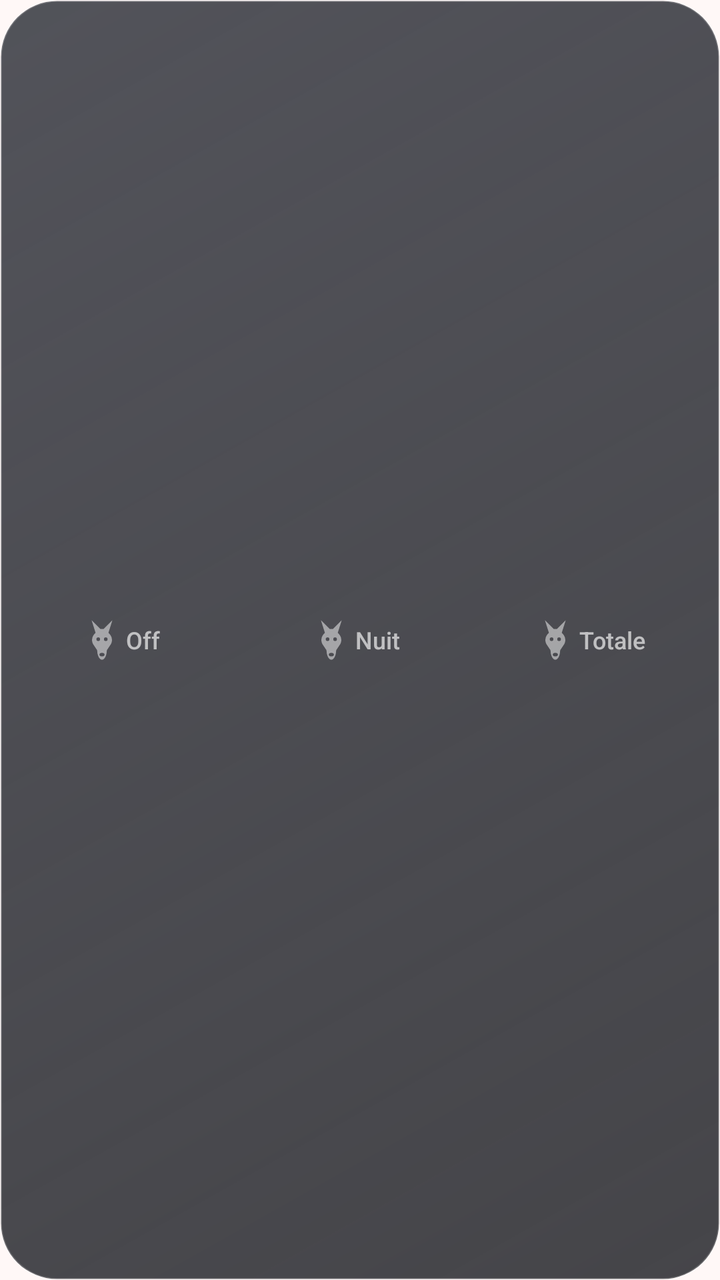
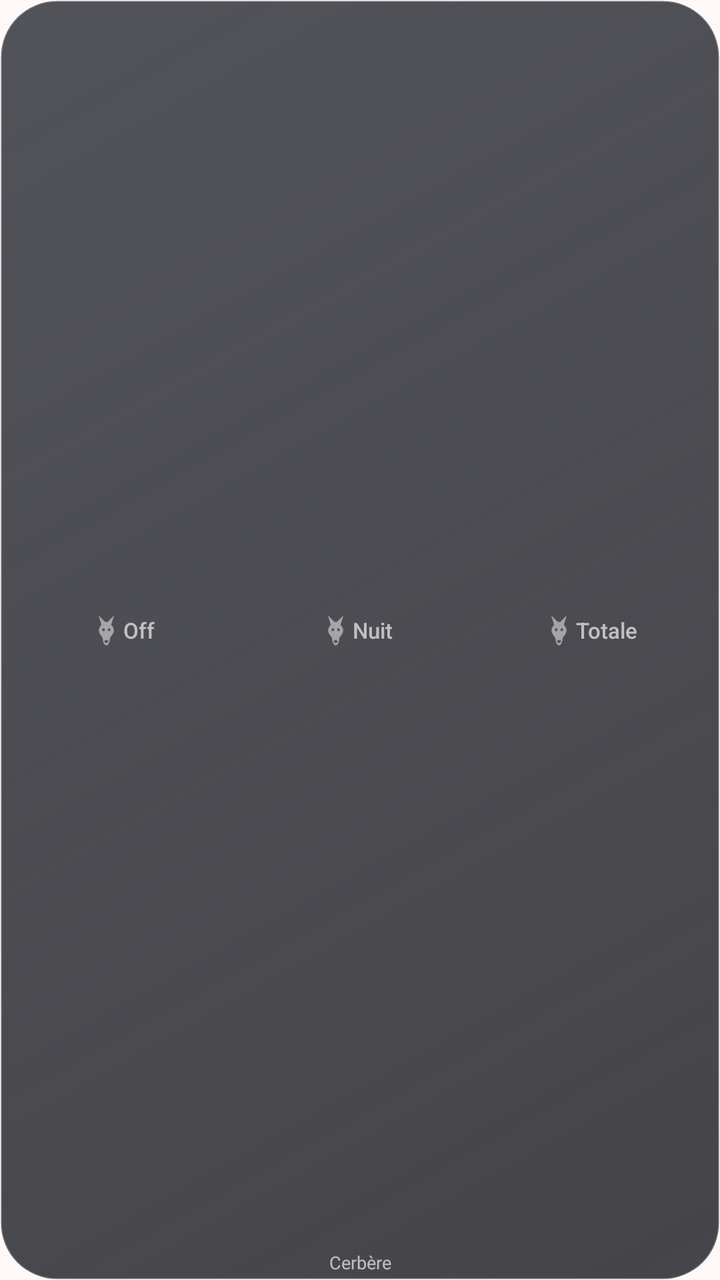

The first picture is an Android layout as it rendered before a commit; the second is the same layout after the commit. The layout source and the unified diff follow.
<!-- AndroidManifest.xml: application theme Theme.Cerbere -->
<!-- res/layout/widget_alarm_compact.xml -->
<?xml version="1.0" encoding="utf-8"?>
<LinearLayout xmlns:android="http://schemas.android.com/apk/res/android"
    android:id="@+id/root"
    android:layout_width="match_parent"
    android:layout_height="match_parent"
    android:background="@drawable/widget_bg_unknown"
    android:gravity="center_vertical"
    android:orientation="horizontal"
    android:padding="6dp">

    <FrameLayout
        android:id="@+id/col_off"
        android:layout_width="0dp"
        android:layout_height="match_parent"
        android:layout_weight="1">

        <ImageView
            android:id="@+id/glow_off"
            android:layout_width="match_parent"
            android:layout_height="match_parent"
            android:contentDescription="@null"
            android:src="@drawable/widget_pill_lit"
            android:visibility="gone" />

        <LinearLayout
            android:layout_width="wrap_content"
            android:layout_height="wrap_content"
            android:layout_gravity="center"
            android:gravity="center_vertical"
            android:orientation="horizontal">

            <ImageView
                android:id="@+id/head_on_off"
                android:layout_width="16dp"
                android:layout_height="29dp"
                android:contentDescription="Off"
                android:src="@drawable/ic_dog_head"
                android:visibility="gone" />

            <ImageView
                android:id="@+id/head_off_off"
                android:layout_width="12dp"
                android:layout_height="22dp"
                android:alpha="0.5"
                android:contentDescription="Off"
                android:src="@drawable/ic_dog_head" />

            <TextView
                android:id="@+id/label_off"
                android:layout_width="wrap_content"
                android:layout_height="wrap_content"
                android:layout_marginStart="6dp"
                android:fontFamily="sans-serif-medium"
                android:text="Off"
                android:textColor="@color/widget_dim"
                android:textSize="12sp" />
        </LinearLayout>
    </FrameLayout>

    <FrameLayout
        android:id="@+id/col_night"
        android:layout_width="0dp"
        android:layout_height="match_parent"
        android:layout_weight="1"
        android:layout_marginStart="4dp">

        <ImageView
            android:id="@+id/glow_night"
            android:layout_width="match_parent"
            android:layout_height="match_parent"
            android:contentDescription="@null"
            android:src="@drawable/widget_pill_lit"
            android:visibility="gone" />

        <LinearLayout
            android:layout_width="wrap_content"
            android:layout_height="wrap_content"
            android:layout_gravity="center"
            android:gravity="center_vertical"
            android:orientation="horizontal">

            <ImageView
                android:id="@+id/head_on_night"
                android:layout_width="16dp"
                android:layout_height="29dp"
                android:contentDescription="Nuit"
                android:src="@drawable/ic_dog_head"
                android:visibility="gone" />

            <ImageView
                android:id="@+id/head_off_night"
                android:layout_width="12dp"
                android:layout_height="22dp"
                android:alpha="0.5"
                android:contentDescription="Nuit"
                android:src="@drawable/ic_dog_head" />

            <TextView
                android:id="@+id/label_night"
                android:layout_width="wrap_content"
                android:layout_height="wrap_content"
                android:layout_marginStart="6dp"
                android:fontFamily="sans-serif-medium"
                android:text="Nuit"
                android:textColor="@color/widget_dim"
                android:textSize="12sp" />
        </LinearLayout>
    </FrameLayout>

    <FrameLayout
        android:id="@+id/col_on"
        android:layout_width="0dp"
        android:layout_height="match_parent"
        android:layout_weight="1"
        android:layout_marginStart="4dp">

        <ImageView
            android:id="@+id/glow_on"
            android:layout_width="match_parent"
            android:layout_height="match_parent"
            android:contentDescription="@null"
            android:src="@drawable/widget_pill_lit"
            android:visibility="gone" />

        <LinearLayout
            android:layout_width="wrap_content"
            android:layout_height="wrap_content"
            android:layout_gravity="center"
            android:gravity="center_vertical"
            android:orientation="horizontal">

            <ImageView
                android:id="@+id/head_on_on"
                android:layout_width="16dp"
                android:layout_height="29dp"
                android:contentDescription="Totale"
                android:src="@drawable/ic_dog_head"
                android:visibility="gone" />

            <ImageView
                android:id="@+id/head_off_on"
                android:layout_width="12dp"
                android:layout_height="22dp"
                android:alpha="0.5"
                android:contentDescription="Totale"
                android:src="@drawable/ic_dog_head" />

            <TextView
                android:id="@+id/label_on"
                android:layout_width="wrap_content"
                android:layout_height="wrap_content"
                android:layout_marginStart="6dp"
                android:fontFamily="sans-serif-medium"
                android:text="Totale"
                android:textColor="@color/widget_dim"
                android:textSize="12sp" />
        </LinearLayout>
    </FrameLayout>

    <TextView
        android:id="@+id/subtitle"
        android:layout_width="0dp"
        android:layout_height="0dp"
        android:visibility="gone" />
</LinearLayout>
<!-- resources referenced by this layout -->
<resources>
  <color name="widget_dim">#A6FFFFFF</color>
  <!-- drawable ic_dog_head (drawable) -->
  <?xml version="1.0" encoding="utf-8"?>
  <vector xmlns:android="http://schemas.android.com/apk/res/android"
      android:width="30dp" android:height="54dp" android:viewportWidth="30" android:viewportHeight="54">
      <group android:translateX="-39" android:translateY="-23">
          <path android:fillColor="#FFFFFFFF" android:fillType="evenOdd" android:pathData="M46,41 L41,25 L52,36 L56,36 L67,25 L62,41 C67,45 68,52 64,57 L60,63 C60,70 57,75 54,75 C51,75 48,70 48,63 L44,57 C40,52 41,45 46,41 Z M47.0,49.0 a2.3,2.3 0 1,0 4.6,0 a2.3,2.3 0 1,0 -4.6,0 Z M56.4,49.0 a2.3,2.3 0 1,0 4.6,0 a2.3,2.3 0 1,0 -4.6,0 Z M50.8,68.5 a3.2,2.2 0 1,0 6.4,0 a3.2,2.2 0 1,0 -6.4,0 Z" />
      </group>
  </vector>
  <!-- drawable widget_bg_unknown (drawable) -->
  <?xml version="1.0" encoding="utf-8"?>
  <shape xmlns:android="http://schemas.android.com/apk/res/android" android:shape="rectangle">
      <gradient android:angle="315" android:startColor="#E03A3C44" android:endColor="#D01B1C21" />
      <stroke android:width="1dp" android:color="#2EFFFFFF" />
      <corners android:radius="28dp" />
  </shape>
  <!-- drawable widget_pill_lit (drawable) -->
  <?xml version="1.0" encoding="utf-8"?>
  <shape xmlns:android="http://schemas.android.com/apk/res/android" android:shape="rectangle">
      <solid android:color="#40FFFFFF" />
      <corners android:radius="22dp" />
  </shape>
  <style name="Theme.Cerbere" parent="android:Theme.Material.Light.NoActionBar">
          <item name="android:windowBackground">@color/window_bg</item>
          <item name="android:statusBarColor">@android:color/transparent</item>
          <item name="android:navigationBarColor">@android:color/transparent</item>
      </style>
  <color name="window_bg">#FFF8F7</color>
</resources>

<!-- the commit's change to res/layout/widget_alarm_compact.xml (unified diff, before → after) -->
@@ -4,162 +4,181 @@
     android:layout_width="match_parent"
     android:layout_height="match_parent"
     android:background="@drawable/widget_bg_unknown"
-    android:gravity="center_vertical"
-    android:orientation="horizontal"
-    android:padding="6dp">
+    android:orientation="vertical"
+    android:paddingStart="6dp"
+    android:paddingTop="4dp"
+    android:paddingEnd="6dp"
+    android:paddingBottom="3dp">
 
-    <FrameLayout
-        android:id="@+id/col_off"
-        android:layout_width="0dp"
-        android:layout_height="match_parent"
-        android:layout_weight="1">
+    <LinearLayout
+        android:layout_width="match_parent"
+        android:layout_height="0dp"
+        android:layout_weight="1"
+        android:orientation="horizontal">
 
-        <ImageView
-            android:id="@+id/glow_off"
-            android:layout_width="match_parent"
+        <FrameLayout
+            android:id="@+id/col_off"
+            android:layout_width="0dp"
             android:layout_height="match_parent"
-            android:contentDescription="@null"
-            android:src="@drawable/widget_pill_lit"
-            android:visibility="gone" />
-
-        <LinearLayout
-            android:layout_width="wrap_content"
-            android:layout_height="wrap_content"
-            android:layout_gravity="center"
-            android:gravity="center_vertical"
-            android:orientation="horizontal">
+            android:layout_weight="1">
 
             <ImageView
-                android:id="@+id/head_on_off"
-                android:layout_width="16dp"
-                android:layout_height="29dp"
-                android:contentDescription="Off"
-                android:src="@drawable/ic_dog_head"
+                android:id="@+id/glow_off"
+                android:layout_width="match_parent"
+                android:layout_height="match_parent"
+                android:contentDescription="@null"
+                android:src="@drawable/widget_pill_lit"
                 android:visibility="gone" />
 
-            <ImageView
-                android:id="@+id/head_off_off"
-                android:layout_width="12dp"
-                android:layout_height="22dp"
-                android:alpha="0.5"
-                android:contentDescription="Off"
-                android:src="@drawable/ic_dog_head" />
-
-            <TextView
-                android:id="@+id/label_off"
+            <LinearLayout
                 android:layout_width="wrap_content"
                 android:layout_height="wrap_content"
-                android:layout_marginStart="6dp"
-                android:fontFamily="sans-serif-medium"
-                android:text="Off"
-                android:textColor="@color/widget_dim"
-                android:textSize="12sp" />
-        </LinearLayout>
-    </FrameLayout>
+                android:layout_gravity="center"
+                android:gravity="center_vertical"
+                android:orientation="horizontal">
 
-    <FrameLayout
-        android:id="@+id/col_night"
-        android:layout_width="0dp"
-        android:layout_height="match_parent"
-        android:layout_weight="1"
-        android:layout_marginStart="4dp">
+                <ImageView
+                    android:id="@+id/head_on_off"
+                    android:layout_width="12dp"
+                    android:layout_height="22dp"
+                    android:contentDescription="Off"
+                    android:src="@drawable/ic_dog_head"
+                    android:visibility="gone" />
 
-        <ImageView
-            android:id="@+id/glow_night"
-            android:layout_width="match_parent"
+                <ImageView
+                    android:id="@+id/head_off_off"
+                    android:layout_width="9dp"
+                    android:layout_height="17dp"
+                    android:alpha="0.5"
+                    android:contentDescription="Off"
+                    android:src="@drawable/ic_dog_head" />
+
+                <TextView
+                    android:id="@+id/label_off"
+                    android:layout_width="wrap_content"
+                    android:layout_height="wrap_content"
+                    android:layout_marginStart="4dp"
+                    android:fontFamily="sans-serif-medium"
+                    android:maxLines="1"
+                    android:text="Off"
+                    android:textColor="@color/widget_dim"
+                    android:textSize="11sp" />
+            </LinearLayout>
+        </FrameLayout>
+
+        <FrameLayout
+            android:id="@+id/col_night"
+            android:layout_width="0dp"
             android:layout_height="match_parent"
-            android:contentDescription="@null"
-            android:src="@drawable/widget_pill_lit"
-            android:visibility="gone" />
-
-        <LinearLayout
-            android:layout_width="wrap_content"
-            android:layout_height="wrap_content"
-            android:layout_gravity="center"
-            android:gravity="center_vertical"
-            android:orientation="horizontal">
+            android:layout_weight="1"
+            android:layout_marginStart="3dp">
 
             <ImageView
-                android:id="@+id/head_on_night"
-                android:layout_width="16dp"
-                android:layout_height="29dp"
-                android:contentDescription="Nuit"
-                android:src="@drawable/ic_dog_head"
+                android:id="@+id/glow_night"
+                android:layout_width="match_parent"
+                android:layout_height="match_parent"
+                android:contentDescription="@null"
+                android:src="@drawable/widget_pill_lit"
                 android:visibility="gone" />
 
-            <ImageView
-                android:id="@+id/head_off_night"
-                android:layout_width="12dp"
-                android:layout_height="22dp"
-                android:alpha="0.5"
-                android:contentDescription="Nuit"
-                android:src="@drawable/ic_dog_head" />
-
-            <TextView
-                android:id="@+id/label_night"
+            <LinearLayout
                 android:layout_width="wrap_content"
                 android:layout_height="wrap_content"
-                android:layout_marginStart="6dp"
-                android:fontFamily="sans-serif-medium"
-                android:text="Nuit"
-                android:textColor="@color/widget_dim"
-                android:textSize="12sp" />
-        </LinearLayout>
-    </FrameLayout>
+                android:layout_gravity="center"
+                android:gravity="center_vertical"
+                android:orientation="horizontal">
 
-    <FrameLayout
-        android:id="@+id/col_on"
-        android:layout_width="0dp"
-        android:layout_height="match_parent"
-        android:layout_weight="1"
-        android:layout_marginStart="4dp">
+                <ImageView
+                    android:id="@+id/head_on_night"
+                    android:layout_width="12dp"
+                    android:layout_height="22dp"
+                    android:contentDescription="Nuit"
+                    android:src="@drawable/ic_dog_head"
+                    android:visibility="gone" />
 
-        <ImageView
-            android:id="@+id/glow_on"
-            android:layout_width="match_parent"
+                <ImageView
+                    android:id="@+id/head_off_night"
+                    android:layout_width="9dp"
+                    android:layout_height="17dp"
+                    android:alpha="0.5"
+                    android:contentDescription="Nuit"
+                    android:src="@drawable/ic_dog_head" />
+
+                <TextView
+                    android:id="@+id/label_night"
+                    android:layout_width="wrap_content"
+                    android:layout_height="wrap_content"
+                    android:layout_marginStart="4dp"
+                    android:fontFamily="sans-serif-medium"
+                    android:maxLines="1"
+                    android:text="Nuit"
+                    android:textColor="@color/widget_dim"
+                    android:textSize="11sp" />
+            </LinearLayout>
+        </FrameLayout>
+
+        <FrameLayout
+            android:id="@+id/col_on"
+            android:layout_width="0dp"
             android:layout_height="match_parent"
-            android:contentDescription="@null"
-            android:src="@drawable/widget_pill_lit"
-            android:visibility="gone" />
-
-        <LinearLayout
-            android:layout_width="wrap_content"
-            android:layout_height="wrap_content"
-            android:layout_gravity="center"
-            android:gravity="center_vertical"
-            android:orientation="horizontal">
+            android:layout_weight="1"
+            android:layout_marginStart="3dp">
 
             <ImageView
-                android:id="@+id/head_on_on"
-                android:layout_width="16dp"
-                android:layout_height="29dp"
-                android:contentDescription="Totale"
-                android:src="@drawable/ic_dog_head"
+                android:id="@+id/glow_on"
+                android:layout_width="match_parent"
+                android:layout_height="match_parent"
+                android:contentDescription="@null"
+                android:src="@drawable/widget_pill_lit"
                 android:visibility="gone" />
 
-            <ImageView
-                android:id="@+id/head_off_on"
-                android:layout_width="12dp"
-                android:layout_height="22dp"
-                android:alpha="0.5"
-                android:contentDescription="Totale"
-                android:src="@drawable/ic_dog_head" />
-
-            <TextView
-                android:id="@+id/label_on"
+            <LinearLayout
                 android:layout_width="wrap_content"
                 android:layout_height="wrap_content"
-                android:layout_marginStart="6dp"
-                android:fontFamily="sans-serif-medium"
-                android:text="Totale"
-                android:textColor="@color/widget_dim"
-                android:textSize="12sp" />
-        </LinearLayout>
-    </FrameLayout>
+                android:layout_gravity="center"
+                android:gravity="center_vertical"
+                android:orientation="horizontal">
+
+                <ImageView
+                    android:id="@+id/head_on_on"
+                    android:layout_width="12dp"
+                    android:layout_height="22dp"
+                    android:contentDescription="Totale"
+                    android:src="@drawable/ic_dog_head"
+                    android:visibility="gone" />
+
+                <ImageView
+                    android:id="@+id/head_off_on"
+                    android:layout_width="9dp"
+                    android:layout_height="17dp"
+                    android:alpha="0.5"
+                    android:contentDescription="Totale"
+                    android:src="@drawable/ic_dog_head" />
+
+                <TextView
+                    android:id="@+id/label_on"
+                    android:layout_width="wrap_content"
+                    android:layout_height="wrap_content"
+                    android:layout_marginStart="4dp"
+                    android:fontFamily="sans-serif-medium"
+                    android:maxLines="1"
+                    android:text="Totale"
+                    android:textColor="@color/widget_dim"
+                    android:textSize="11sp" />
+            </LinearLayout>
+        </FrameLayout>
+
+    </LinearLayout>
 
     <TextView
         android:id="@+id/subtitle"
-        android:layout_width="0dp"
-        android:layout_height="0dp"
-        android:visibility="gone" />
+        android:layout_width="match_parent"
+        android:layout_height="wrap_content"
+        android:ellipsize="end"
+        android:gravity="center"
+        android:includeFontPadding="false"
+        android:maxLines="1"
+        android:text="Cerbère"
+        android:textColor="@color/widget_dim"
+        android:textSize="9sp" />
 </LinearLayout>
